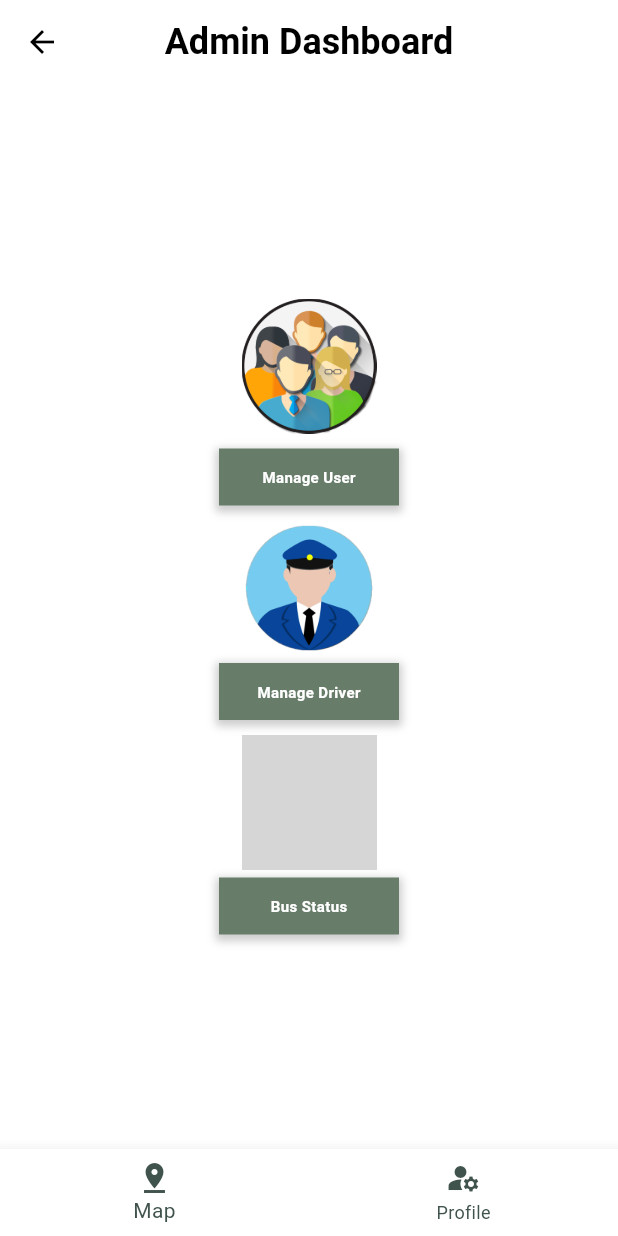
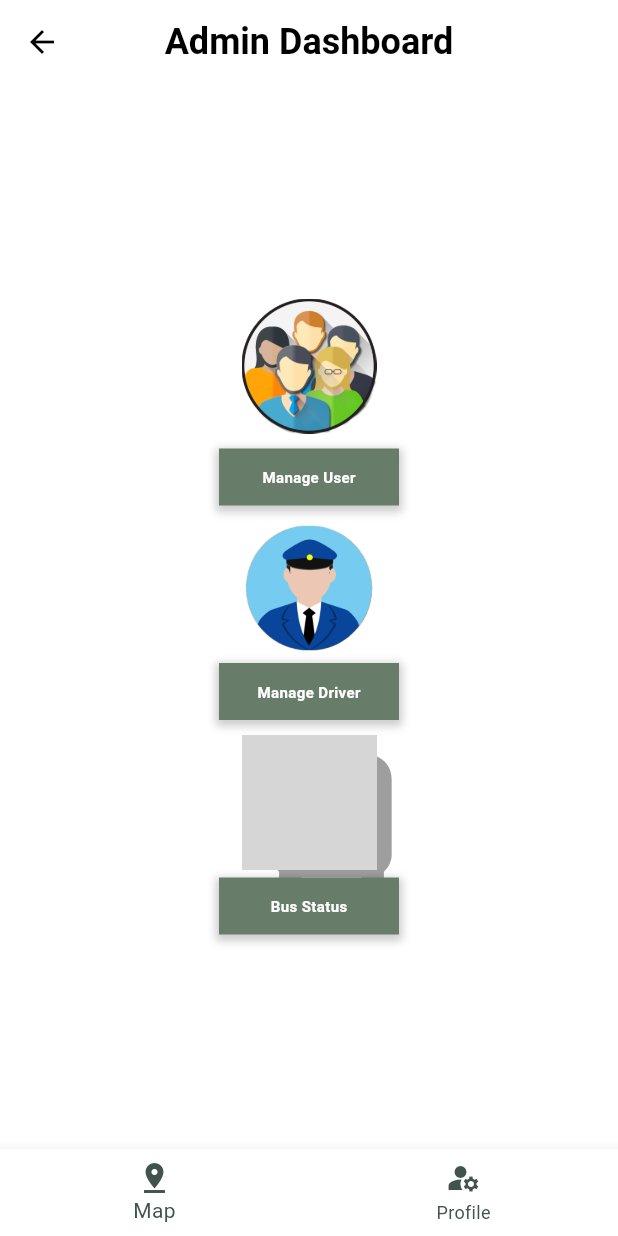
Before and after one commit to Paxius025/WhereBus_app, a Flutter app: the AdminDashboardScreen screen opened directly with empty values, on a phone screen of 412 x 824 dp. Run offline on Flutter 3.47's test engine with Material 3 defaults, Android fonts, the phone set to English and light mode, and no system bars; our stand-ins replace flutter_map, geolocator, latlong2, stroke_text; grey boxes are pictures that could not be loaded.

Commit message:
increate icon side

```diff
--- a/lib/screens/admin/admin_dashboard.dart
+++ b/lib/screens/admin/admin_dashboard.dart
@@ -188,13 +188,13 @@ class _AdminDashboardScreenState extends State<AdminDashboardScreen> {
   Widget _loadImageWithFallback(String imagePath, IconData fallbackIcon) {
     return Image.asset(
       imagePath, // พาธของรูปภาพ
-      height: 100, // ความสูงของรูปภาพ
-      width: 100, // ความกว้างของรูปภาพ
+      height: 120, // ความสูงของรูปภาพ
+      width: 120, // ความกว้างของรูปภาพ
       errorBuilder:
           (BuildContext context, Object error, StackTrace? stackTrace) {
         return Icon(
           fallbackIcon, // แสดงไอคอนแทนถ้าโหลดรูปภาพไม่สำเร็จ
-          size: 100, // ขนาดไอคอน
+          size: 120, // ขนาดไอคอน
           color: Colors.grey, // สีของไอคอน
         );
       },
```
